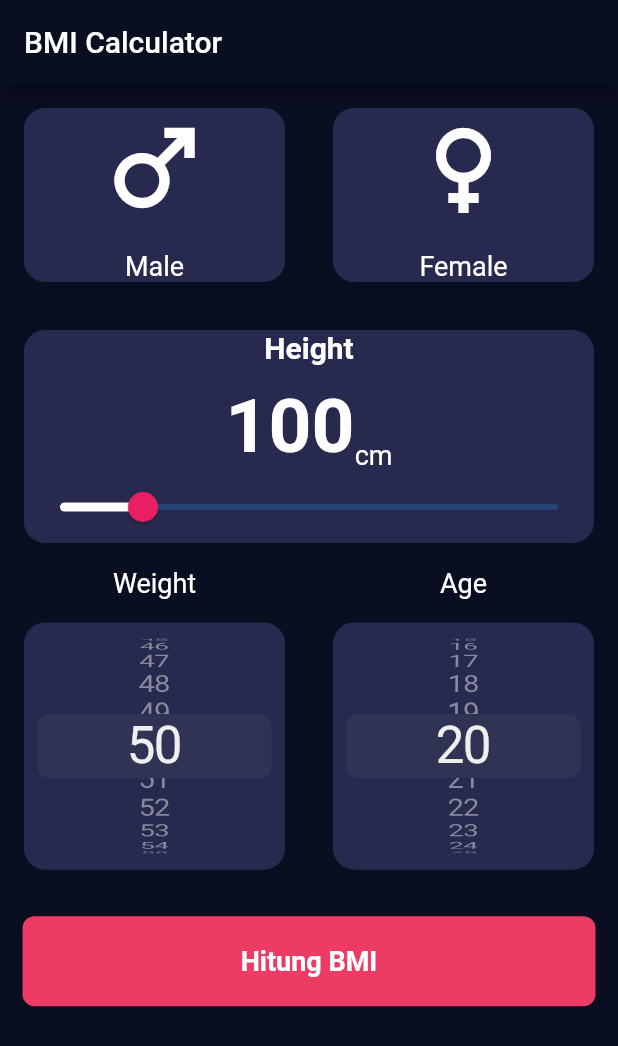
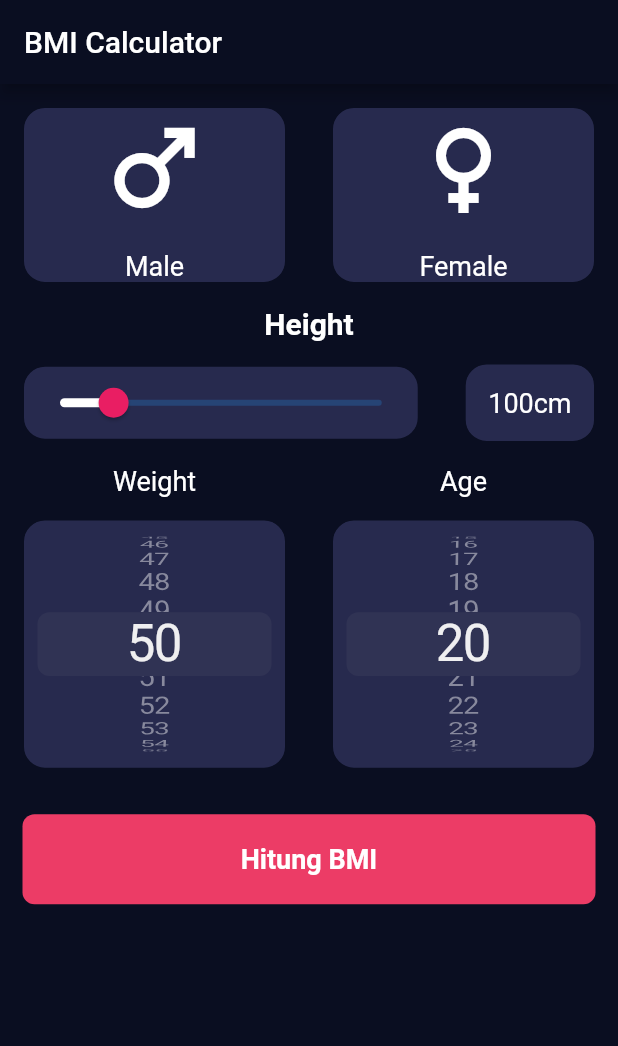
Before and after one commit to nurhidayat-agung/BMI, a Flutter app: the screen it shows after launch, on a phone screen of 412 x 824 dp. Shown: the top 1046 px of the screen. Run offline on Flutter 3.47's test engine with Material 2 defaults, Android fonts, the phone set to English and light mode, and no system bars.

Commit message:
section height

```diff
--- a/bmi/lib/views/bmi_data_screen.dart
+++ b/bmi/lib/views/bmi_data_screen.dart
@@ -86,9 +86,7 @@ class _BmiDataScreenState extends State<BmiDataScreen> {
               )
             ],
           ),
-          BMICard(
-            child: Column(
-              mainAxisAlignment: MainAxisAlignment.center,
+          Column(
             children: [
               Text(
                 "Height",
@@ -97,27 +95,11 @@ class _BmiDataScreenState extends State<BmiDataScreen> {
                   fontWeight: FontWeight.bold,
                 ),
               ),
-                const SizedBox(height: 12),
               Row(
-                  mainAxisAlignment: MainAxisAlignment.center,
-                  crossAxisAlignment: CrossAxisAlignment.end,
                 children: [
-                    Text(
-                      "$height",
-                      style: const TextStyle(
-                        fontSize: 50,
-                        fontWeight: FontWeight.bold,
-                        color: Colors.white,
-                      ),
-                    ),
-                    const SizedBox(height: 12),
-                    Text(
-                      "cm",
-                      style: labelTextStyle,
-                    ),
-                  ],
-                ),
-                Slider(
+                  Expanded(
+                    child: BMICard(
+                      child: Slider(
                         value: height.toDouble(),
                         min: 80,
                         max: 200,
@@ -128,8 +110,32 @@ class _BmiDataScreenState extends State<BmiDataScreen> {
                           setState(() {});
                         },
                       ),
+                    ),
+                  ),
+                  BMICard(
+                    child: Padding(
+                      padding: const EdgeInsets.symmetric(
+                          horizontal: 15.0, vertical: 15.0),
+                      child: Row(
+                        mainAxisAlignment: MainAxisAlignment.center,
+                        crossAxisAlignment: CrossAxisAlignment.end,
+                        children: [
+                          Text(
+                            "$height",
+                            style: labelTextStyle,
+                          ),
+                          const SizedBox(height: 12),
+                          Text(
+                            "cm",
+                            style: labelTextStyle,
+                          ),
                         ],
                       ),
+                    ),
+                  ),
+                ],
+              ),
+            ],
           ),
           Container(
             child: Row(
```
Lines whose indentation alone changed are shown as unchanged.
